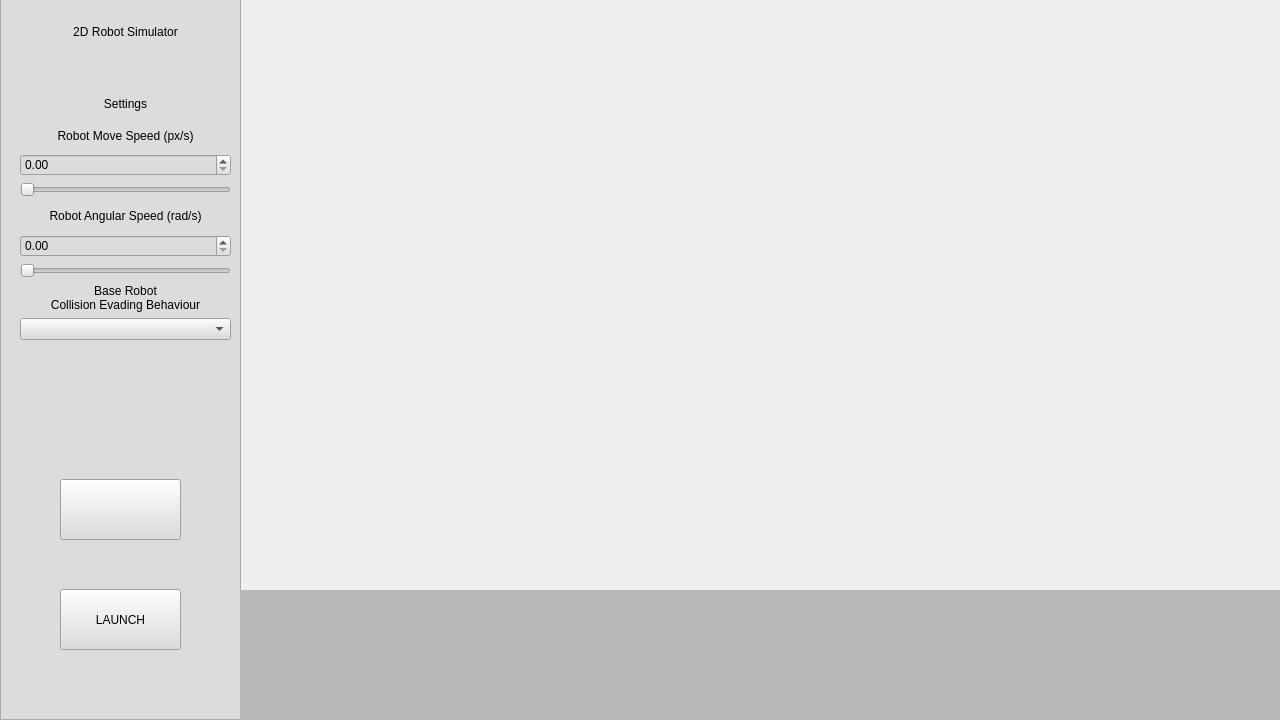
Above: src/mainwindow.ui from 4esterea/icp2024 before the change. Below: the same form after it.
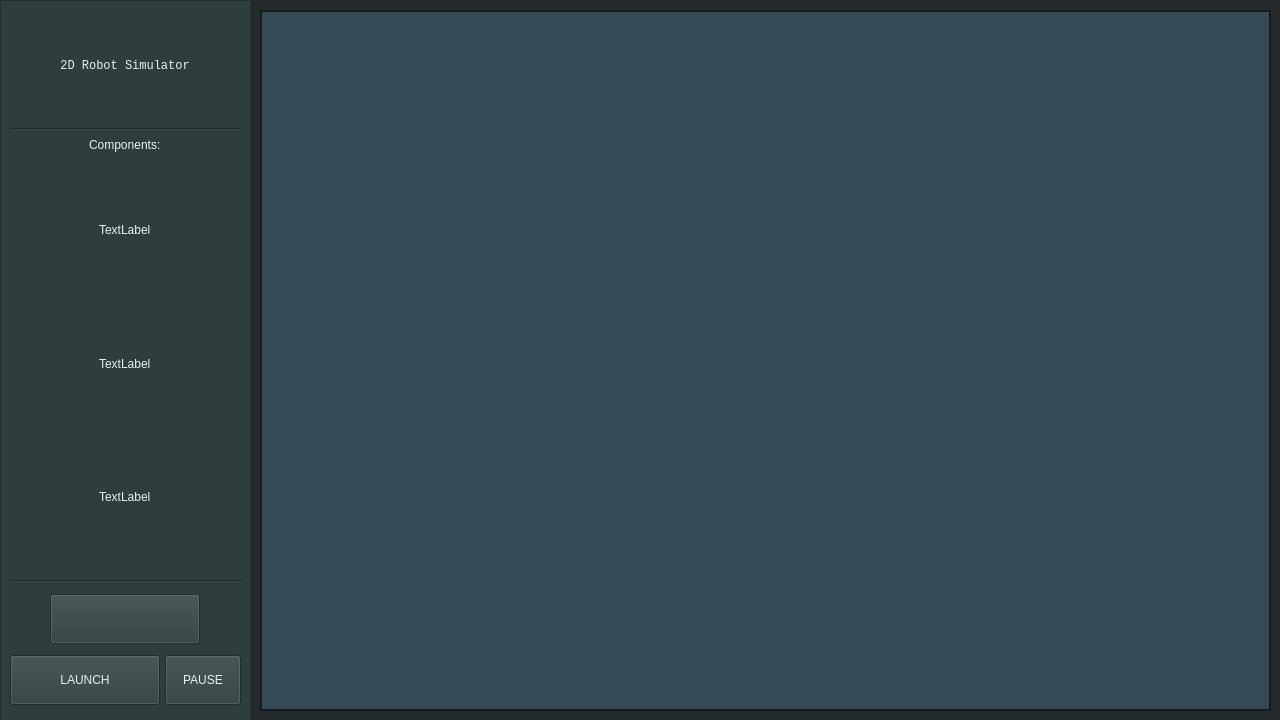
That is the form after the change. Custom widgets are drawn as their Qt base class.

Diff of the .ui file:
```diff
--- a/src/mainwindow.ui
+++ b/src/mainwindow.ui
@@ -11,7 +11,7 @@
    </rect>
   </property>
   <property name="sizePolicy">
-   <sizepolicy hsizetype="Fixed" vsizetype="Fixed">
+   <sizepolicy hsizetype="Fixed" vsizetype="Minimum">
     <horstretch>0</horstretch>
     <verstretch>0</verstretch>
    </sizepolicy>
@@ -31,6 +31,9 @@
   <property name="windowTitle">
    <string>MainWindow</string>
   </property>
+  <property name="styleSheet">
+   <string notr="true">background-color:rgb(36, 42, 44);</string>
+  </property>
   <property name="iconSize">
    <size>
     <width>24</width>
@@ -48,13 +51,13 @@
     <property name="geometry">
      <rect>
       <x>0</x>
-      <y>-1</y>
-      <width>241</width>
-      <height>721</height>
+      <y>0</y>
+      <width>251</width>
+      <height>741</height>
      </rect>
     </property>
     <property name="styleSheet">
-     <string notr="true">background-color:rgb(220, 220, 220);</string>
+     <string notr="true">background-color:rgb(47, 61, 62);</string>
     </property>
     <property name="frameShape">
      <enum>QFrame::StyledPanel</enum>
@@ -62,20 +65,29 @@
     <property name="frameShadow">
      <enum>QFrame::Raised</enum>
     </property>
-    <widget class="QWidget" name="verticalLayoutWidget">
+    <widget class="QWidget" name="verticalLayoutWidget_2">
      <property name="geometry">
       <rect>
-       <x>20</x>
-       <y>20</y>
-       <width>211</width>
-       <height>321</height>
+       <x>10</x>
+       <y>130</y>
+       <width>231</width>
+       <height>441</height>
       </rect>
      </property>
-     <layout class="QVBoxLayout" name="verticalLayout">
+     <layout class="QVBoxLayout" name="verticalLayout_3">
       <item>
-       <widget class="QLabel" name="label">
+       <widget class="QLabel" name="labelCurrent">
+        <property name="maximumSize">
+         <size>
+          <width>16777215</width>
+          <height>20</height>
+         </size>
+        </property>
+        <property name="styleSheet">
+         <string notr="true">color: rgb(230, 241, 243);</string>
+        </property>
         <property name="text">
-         <string>2D Robot Simulator</string>
+         <string>Current Layout: &lt;placeholder&gt;</string>
         </property>
         <property name="alignment">
          <set>Qt::AlignCenter</set>
@@ -83,23 +95,65 @@
        </widget>
       </item>
       <item>
-       <spacer name="verticalSpacer">
+       <layout class="QHBoxLayout" name="loadSaveLayout">
+        <property name="spacing">
+         <number>10</number>
+        </property>
+        <item>
+         <widget class="QPushButton" name="pushButtonLoad">
+          <property name="styleSheet">
+           <string notr="true">color: rgb(230, 241, 243);</string>
+          </property>
+          <property name="text">
+           <string>Load</string>
+          </property>
+         </widget>
+        </item>
+        <item>
+         <widget class="QPushButton" name="pushButtonSave">
+          <property name="styleSheet">
+           <string notr="true">color: rgb(230, 241, 243);</string>
+          </property>
+          <property name="text">
+           <string>Save</string>
+          </property>
+         </widget>
+        </item>
+       </layout>
+      </item>
+      <item>
+       <widget class="Line" name="line_3">
+        <property name="styleSheet">
+         <string notr="true">color: rgb(230, 241, 243);</string>
+        </property>
         <property name="orientation">
-         <enum>Qt::Vertical</enum>
+         <enum>Qt::Horizontal</enum>
         </property>
-        <property name="sizeType">
-         <enum>QSizePolicy::Maximum</enum>
-        </property>
-        <property name="sizeHint" stdset="0">
-         <size>
-          <width>20</width>
-          <height>40</height>
-         </size>
-        </property>
-       </spacer>
+       </widget>
       </item>
-      <item>
-       <widget class="QLabel" name="label_2">
+      <item alignment="Qt::AlignHCenter">
+       <widget class="QLabel" name="labelSettings">
+        <property name="sizePolicy">
+         <sizepolicy hsizetype="Maximum" vsizetype="Maximum">
+          <horstretch>0</horstretch>
+          <verstretch>0</verstretch>
+         </sizepolicy>
+        </property>
+        <property name="minimumSize">
+         <size>
+          <width>150</width>
+          <height>10</height>
+         </size>
+        </property>
+        <property name="maximumSize">
+         <size>
+          <width>150</width>
+          <height>15</height>
+         </size>
+        </property>
+        <property name="styleSheet">
+         <string notr="true">color: rgb(230, 241, 243);</string>
+        </property>
         <property name="text">
          <string>Settings</string>
         </property>
@@ -109,59 +163,135 @@
        </widget>
       </item>
       <item>
-       <widget class="QLabel" name="label_3">
-        <property name="text">
-         <string>Robot Move Speed (px/s)</string>
-        </property>
-        <property name="alignment">
-         <set>Qt::AlignCenter</set>
-        </property>
-       </widget>
+       <layout class="QHBoxLayout" name="RMSLayout">
+        <item>
+         <widget class="QLabel" name="labelRMS">
+          <property name="styleSheet">
+           <string notr="true">color: rgb(230, 241, 243);</string>
+          </property>
+          <property name="text">
+           <string>Robot Move Speed (px/s):</string>
+          </property>
+          <property name="alignment">
+           <set>Qt::AlignCenter</set>
+          </property>
+         </widget>
+        </item>
+        <item>
+         <widget class="QDoubleSpinBox" name="doubleSpinBoxRMS">
+          <property name="sizePolicy">
+           <sizepolicy hsizetype="Maximum" vsizetype="Maximum">
+            <horstretch>0</horstretch>
+            <verstretch>0</verstretch>
+           </sizepolicy>
+          </property>
+          <property name="minimumSize">
+           <size>
+            <width>50</width>
+            <height>30</height>
+           </size>
+          </property>
+          <property name="styleSheet">
+           <string notr="true">color: rgb(230, 241, 243);</string>
+          </property>
+         </widget>
+        </item>
+       </layout>
       </item>
       <item>
-       <widget class="QDoubleSpinBox" name="doubleSpinBox_2"/>
+       <layout class="QHBoxLayout" name="RASLayout">
+        <item>
+         <widget class="QLabel" name="labelRAS">
+          <property name="styleSheet">
+           <string notr="true">color: rgb(230, 241, 243);</string>
+          </property>
+          <property name="text">
+           <string>Robot Angular Speed (rad/s):</string>
+          </property>
+          <property name="alignment">
+           <set>Qt::AlignCenter</set>
+          </property>
+         </widget>
+        </item>
+        <item>
+         <widget class="QDoubleSpinBox" name="doubleSpinBoxRAS">
+          <property name="sizePolicy">
+           <sizepolicy hsizetype="Maximum" vsizetype="Maximum">
+            <horstretch>0</horstretch>
+            <verstretch>0</verstretch>
+           </sizepolicy>
+          </property>
+          <property name="minimumSize">
+           <size>
+            <width>50</width>
+            <height>30</height>
+           </size>
+          </property>
+          <property name="styleSheet">
+           <string notr="true">color: rgb(230, 241, 243);</string>
+          </property>
+         </widget>
+        </item>
+       </layout>
       </item>
       <item>
-       <widget class="QSlider" name="horizontalSlider_2">
-        <property name="orientation">
-         <enum>Qt::Horizontal</enum>
-        </property>
-       </widget>
+       <layout class="QHBoxLayout" name="CDDLayout">
+        <item>
+         <widget class="QLabel" name="labelCDD">
+          <property name="styleSheet">
+           <string notr="true">color: rgb(230, 241, 243);</string>
+          </property>
+          <property name="text">
+           <string>Collision Detection Distance:</string>
+          </property>
+          <property name="alignment">
+           <set>Qt::AlignCenter</set>
+          </property>
+         </widget>
+        </item>
+        <item>
+         <widget class="QDoubleSpinBox" name="doubleSpinBoxCDD">
+          <property name="sizePolicy">
+           <sizepolicy hsizetype="Maximum" vsizetype="Maximum">
+            <horstretch>0</horstretch>
+            <verstretch>0</verstretch>
+           </sizepolicy>
+          </property>
+          <property name="minimumSize">
+           <size>
+            <width>50</width>
+            <height>30</height>
+           </size>
+          </property>
+          <property name="styleSheet">
+           <string notr="true">color: rgb(230, 241, 243);</string>
+          </property>
+          <property name="wrapping">
+           <bool>false</bool>
+          </property>
+          <property name="buttonSymbols">
+           <enum>QAbstractSpinBox::UpDownArrows</enum>
+          </property>
+         </widget>
+        </item>
+       </layout>
       </item>
       <item>
-       <widget class="QLabel" name="label_4">
-        <property name="text">
-         <string>Robot Angular Speed (rad/s)</string>
+       <widget class="QLabel" name="labelTurn">
+        <property name="maximumSize">
+         <size>
+          <width>16777215</width>
+          <height>40</height>
+         </size>
         </property>
-        <property name="alignment">
-         <set>Qt::AlignCenter</set>
-        </property>
-       </widget>
-      </item>
-      <item>
-       <widget class="QDoubleSpinBox" name="doubleSpinBox">
-        <property name="wrapping">
-         <bool>false</bool>
-        </property>
-        <property name="buttonSymbols">
-         <enum>QAbstractSpinBox::UpDownArrows</enum>
-        </property>
-       </widget>
-      </item>
-      <item>
-       <widget class="QSlider" name="horizontalSlider">
-        <property name="orientation">
-         <enum>Qt::Horizontal</enum>
-        </property>
-       </widget>
-      </item>
-      <item>
-       <widget class="QLabel" name="label_5">
         <property name="autoFillBackground">
          <bool>false</bool>
         </property>
+        <property name="styleSheet">
+         <string notr="true">color: rgb(230, 241, 243);</string>
+        </property>
         <property name="text">
-         <string>&lt;html&gt;&lt;head/&gt;&lt;body&gt;&lt;p&gt;Base Robot&lt;br/&gt;Collision Evading Behaviour&lt;/p&gt;&lt;/body&gt;&lt;/html&gt;</string>
+         <string>&lt;html&gt;&lt;head/&gt;&lt;body&gt;&lt;p&gt;Base Robot&lt;br/&gt;Collision Evading Behaviour:&lt;/p&gt;&lt;/body&gt;&lt;/html&gt;</string>
         </property>
         <property name="textFormat">
          <enum>Qt::RichText</enum>
@@ -177,8 +307,38 @@
         </property>
        </widget>
       </item>
-      <item>
+      <item alignment="Qt::AlignHCenter">
        <widget class="QComboBox" name="comboBox">
+        <property name="enabled">
+         <bool>true</bool>
+        </property>
+        <property name="sizePolicy">
+         <sizepolicy hsizetype="Preferred" vsizetype="Preferred">
+          <horstretch>0</horstretch>
+          <verstretch>0</verstretch>
+         </sizepolicy>
+        </property>
+        <property name="minimumSize">
+         <size>
+          <width>100</width>
+          <height>20</height>
+         </size>
+        </property>
+        <property name="maximumSize">
+         <size>
+          <width>100</width>
+          <height>30</height>
+         </size>
+        </property>
+        <property name="baseSize">
+         <size>
+          <width>100</width>
+          <height>30</height>
+         </size>
+        </property>
+        <property name="cursor">
+         <cursorShape>PointingHandCursor</cursorShape>
+        </property>
         <property name="focusPolicy">
          <enum>Qt::ClickFocus</enum>
         </property>
@@ -188,6 +348,15 @@
         <property name="acceptDrops">
          <bool>true</bool>
         </property>
+        <property name="layoutDirection">
+         <enum>Qt::LeftToRight</enum>
+        </property>
+        <property name="autoFillBackground">
+         <bool>false</bool>
+        </property>
+        <property name="styleSheet">
+         <string notr="true">color: rgb(230, 241, 243);</string>
+        </property>
         <property name="editable">
          <bool>false</bool>
         </property>
@@ -216,47 +385,360 @@
         </item>
        </widget>
       </item>
+      <item>
+       <spacer name="verticalSpacer_3">
+        <property name="orientation">
+         <enum>Qt::Vertical</enum>
+        </property>
+        <property name="sizeType">
+         <enum>QSizePolicy::Fixed</enum>
+        </property>
+        <property name="sizeHint" stdset="0">
+         <size>
+          <width>20</width>
+          <height>20</height>
+         </size>
+        </property>
+       </spacer>
+      </item>
      </layout>
     </widget>
-    <widget class="QPushButton" name="pushButton">
+    <widget class="QWidget" name="verticalLayoutWidget_3">
      <property name="geometry">
       <rect>
-       <x>60</x>
-       <y>480</y>
-       <width>121</width>
-       <height>61</height>
+       <x>10</x>
+       <y>580</y>
+       <width>231</width>
+       <height>137</height>
       </rect>
      </property>
+     <layout class="QVBoxLayout" name="verticalLayout_4">
+      <item>
+       <widget class="Line" name="line_2">
+        <property name="styleSheet">
+         <string notr="true">color: rgb(230, 241, 243);</string>
+        </property>
+        <property name="orientation">
+         <enum>Qt::Horizontal</enum>
+        </property>
+       </widget>
+      </item>
+      <item alignment="Qt::AlignHCenter|Qt::AlignVCenter">
+       <widget class="QPushButton" name="pushButtonEdit">
+        <property name="sizePolicy">
+         <sizepolicy hsizetype="Preferred" vsizetype="Preferred">
+          <horstretch>0</horstretch>
+          <verstretch>0</verstretch>
+         </sizepolicy>
+        </property>
+        <property name="minimumSize">
+         <size>
+          <width>150</width>
+          <height>50</height>
+         </size>
+        </property>
+        <property name="maximumSize">
+         <size>
+          <width>150</width>
+          <height>50</height>
+         </size>
+        </property>
+        <property name="styleSheet">
+         <string notr="true">color: rgb(230, 241, 243);</string>
+        </property>
+       </widget>
+      </item>
+      <item>
+       <layout class="QHBoxLayout" name="launchPauseLayout">
+        <property name="spacing">
+         <number>5</number>
+        </property>
+        <property name="sizeConstraint">
+         <enum>QLayout::SetNoConstraint</enum>
+        </property>
+        <item>
+         <widget class="QPushButton" name="pushButtonLaunch">
+          <property name="sizePolicy">
+           <sizepolicy hsizetype="Preferred" vsizetype="Preferred">
+            <horstretch>0</horstretch>
+            <verstretch>0</verstretch>
+           </sizepolicy>
+          </property>
+          <property name="minimumSize">
+           <size>
+            <width>150</width>
+            <height>50</height>
+           </size>
+          </property>
+          <property name="maximumSize">
+           <size>
+            <width>150</width>
+            <height>50</height>
+           </size>
+          </property>
+          <property name="baseSize">
+           <size>
+            <width>50</width>
+            <height>49</height>
+           </size>
+          </property>
+          <property name="styleSheet">
+           <string notr="true">color: rgb(230, 241, 243);</string>
+          </property>
+          <property name="text">
+           <string>LAUNCH</string>
+          </property>
+          <property name="iconSize">
+           <size>
+            <width>50</width>
+            <height>50</height>
+           </size>
+          </property>
+         </widget>
+        </item>
+        <item>
+         <widget class="QPushButton" name="pushButtonPause">
+          <property name="enabled">
+           <bool>true</bool>
+          </property>
+          <property name="sizePolicy">
+           <sizepolicy hsizetype="Fixed" vsizetype="Fixed">
+            <horstretch>0</horstretch>
+            <verstretch>0</verstretch>
+           </sizepolicy>
+          </property>
+          <property name="minimumSize">
+           <size>
+            <width>70</width>
+            <height>50</height>
+           </size>
+          </property>
+          <property name="styleSheet">
+           <string notr="true">color: rgb(230, 241, 243);</string>
+          </property>
+          <property name="text">
+           <string>PAUSE</string>
+          </property>
+         </widget>
+        </item>
+       </layout>
+      </item>
+      <item>
+       <spacer name="verticalSpacer_4">
+        <property name="orientation">
+         <enum>Qt::Vertical</enum>
+        </property>
+        <property name="sizeType">
+         <enum>QSizePolicy::Fixed</enum>
+        </property>
+        <property name="sizeHint" stdset="0">
+         <size>
+          <width>226</width>
+          <height>12</height>
+         </size>
+        </property>
+       </spacer>
+      </item>
+     </layout>
     </widget>
-    <widget class="QPushButton" name="pushButton_2">
+    <widget class="QWidget" name="verticalLayoutWidget">
      <property name="geometry">
       <rect>
-       <x>60</x>
-       <y>590</y>
-       <width>121</width>
-       <height>61</height>
+       <x>10</x>
+       <y>10</y>
+       <width>231</width>
+       <height>142</height>
       </rect>
      </property>
-     <property name="text">
-      <string>LAUNCH</string>
+     <layout class="QVBoxLayout" name="titleLayout">
+      <property name="sizeConstraint">
+       <enum>QLayout::SetDefaultConstraint</enum>
+      </property>
+      <item>
+       <spacer name="verticalSpacer_2">
+        <property name="orientation">
+         <enum>Qt::Vertical</enum>
+        </property>
+        <property name="sizeType">
+         <enum>QSizePolicy::Fixed</enum>
+        </property>
+        <property name="sizeHint" stdset="0">
+         <size>
+          <width>20</width>
+          <height>30</height>
+         </size>
+        </property>
+       </spacer>
+      </item>
+      <item alignment="Qt::AlignHCenter">
+       <widget class="QLabel" name="labelTitle">
+        <property name="sizePolicy">
+         <sizepolicy hsizetype="Fixed" vsizetype="Fixed">
+          <horstretch>0</horstretch>
+          <verstretch>0</verstretch>
+         </sizepolicy>
+        </property>
+        <property name="styleSheet">
+         <string notr="true">color: rgb(230, 241, 243); font-family: consolas; </string>
+        </property>
+        <property name="text">
+         <string>2D Robot Simulator</string>
+        </property>
+        <property name="alignment">
+         <set>Qt::AlignCenter</set>
+        </property>
+       </widget>
+      </item>
+      <item>
+       <spacer name="verticalSpacer_7">
+        <property name="orientation">
+         <enum>Qt::Vertical</enum>
+        </property>
+        <property name="sizeType">
+         <enum>QSizePolicy::Fixed</enum>
+        </property>
+        <property name="sizeHint" stdset="0">
+         <size>
+          <width>0</width>
+          <height>30</height>
+         </size>
+        </property>
+       </spacer>
+      </item>
+      <item>
+       <widget class="Line" name="line">
+        <property name="styleSheet">
+         <string notr="true">color: rgb(230, 241, 243);</string>
+        </property>
+        <property name="orientation">
+         <enum>Qt::Horizontal</enum>
+        </property>
+       </widget>
+      </item>
+     </layout>
+    </widget>
+    <widget class="QWidget" name="editMode" native="true">
+     <property name="geometry">
+      <rect>
+       <x>10</x>
+       <y>130</y>
+       <width>231</width>
+       <height>441</height>
+      </rect>
      </property>
+     <widget class="QWidget" name="verticalLayoutWidget_4">
+      <property name="geometry">
+       <rect>
+        <x>10</x>
+        <y>0</y>
+        <width>211</width>
+        <height>431</height>
+       </rect>
+      </property>
+      <layout class="QVBoxLayout" name="verticalLayout_5">
+       <item alignment="Qt::AlignHCenter">
+        <widget class="QLabel" name="labelComponents">
+         <property name="maximumSize">
+          <size>
+           <width>16777215</width>
+           <height>30</height>
+          </size>
+         </property>
+         <property name="styleSheet">
+          <string notr="true">color: rgb(230, 241, 243);</string>
+         </property>
+         <property name="text">
+          <string>Components:</string>
+         </property>
+        </widget>
+       </item>
+       <item alignment="Qt::AlignHCenter">
+        <widget class="ClickableLabel" name="autoRobotIcon">
+         <property name="cursor">
+          <cursorShape>PointingHandCursor</cursorShape>
+         </property>
+         <property name="styleSheet">
+          <string notr="true">color: rgb(230, 241, 243);</string>
+         </property>
+         <property name="text">
+          <string>TextLabel</string>
+         </property>
+        </widget>
+       </item>
+       <item alignment="Qt::AlignHCenter">
+        <widget class="ClickableLabel" name="RCRobotIcon">
+         <property name="cursor">
+          <cursorShape>PointingHandCursor</cursorShape>
+         </property>
+         <property name="styleSheet">
+          <string notr="true">color: rgb(230, 241, 243);</string>
+         </property>
+         <property name="text">
+          <string>TextLabel</string>
+         </property>
+        </widget>
+       </item>
+       <item alignment="Qt::AlignHCenter">
+        <widget class="ClickableLabel" name="obstacleIcon">
+         <property name="cursor">
+          <cursorShape>PointingHandCursor</cursorShape>
+         </property>
+         <property name="styleSheet">
+          <string notr="true">color: rgb(230, 241, 243);</string>
+         </property>
+         <property name="text">
+          <string>TextLabel</string>
+         </property>
+        </widget>
+       </item>
+      </layout>
+     </widget>
     </widget>
    </widget>
    <widget class="QWidget" name="widget" native="true">
     <property name="geometry">
      <rect>
-      <x>240</x>
-      <y>590</y>
-      <width>1041</width>
-      <height>131</height>
+      <x>1140</x>
+      <y>580</y>
+      <width>21</width>
+      <height>21</height>
      </rect>
+    </property>
+   </widget>
+   <widget class="QFrame" name="frameSimulation">
+    <property name="geometry">
+     <rect>
+      <x>260</x>
+      <y>10</y>
+      <width>1011</width>
+      <height>701</height>
+     </rect>
+    </property>
+    <property name="mouseTracking">
+     <bool>true</bool>
+    </property>
+    <property name="focusPolicy">
+     <enum>Qt::ClickFocus</enum>
     </property>
     <property name="styleSheet">
-     <string notr="true">background-color:rgb(184, 184, 184);</string>
+     <string notr="true">border: 2px solid rgb(20, 28, 32); background-color:rgb(54, 74, 85);</string>
+    </property>
+    <property name="frameShape">
+     <enum>QFrame::StyledPanel</enum>
+    </property>
+    <property name="frameShadow">
+     <enum>QFrame::Raised</enum>
     </property>
    </widget>
   </widget>
  </widget>
+ <customwidgets>
+  <customwidget>
+   <class>ClickableLabel</class>
+   <extends>QLabel</extends>
+   <header>src/clickableLabel.h</header>
+  </customwidget>
+ </customwidgets>
  <resources/>
  <connections/>
 </ui>
```
Left out of the diff: 2 changed lines with no effect on the pictures.
